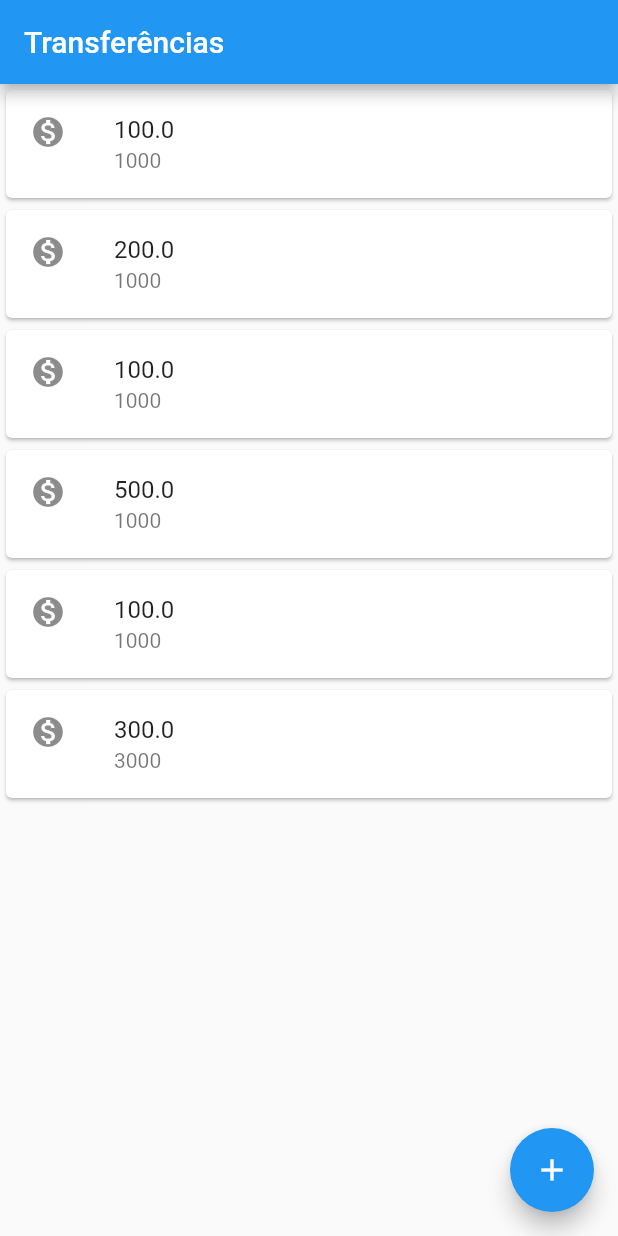
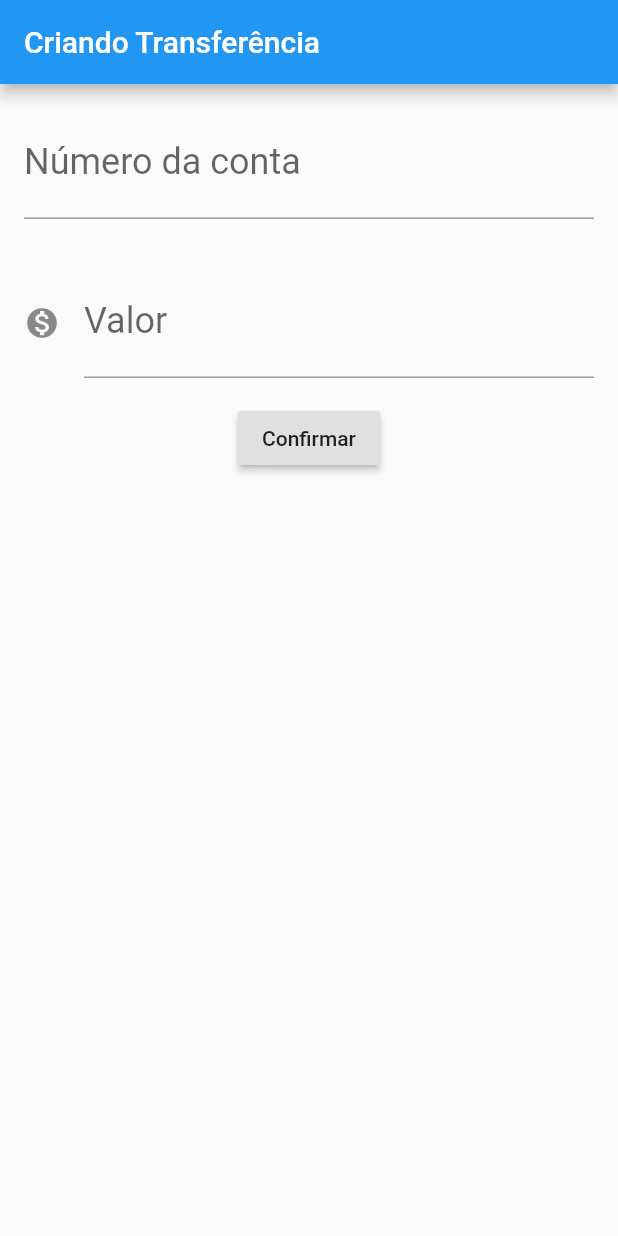
Before and after one commit to moganrz/bytebank, a Flutter app: the screen it shows after launch, on a phone screen of 412 x 824 dp. Run offline on Flutter 3.47's test engine with Material 2 defaults, Android fonts, the phone set to English and light mode, and no system bars.

Commit message:
Refatorando e criando tela de formulario

```diff
--- a/lib/main.dart
+++ b/lib/main.dart
@@ -1,31 +1,113 @@
 import 'package:flutter/material.dart';
 
-void main() => runApp(
-      MaterialApp(
+void main() => runApp(BytebankApp());
+
+class BytebankApp extends StatelessWidget {
+  @override
+  Widget build(BuildContext context) {
+    return MaterialApp(
       home: Scaffold(
-          body: ListaTransferencias(),
-          appBar: AppBar(
-            title: Text('Transferências'),
-          ),
-          floatingActionButton: FloatingActionButton(
-            child: Icon(Icons.add),
-            onPressed: () {},
-          ),
-        ),
+        body: FormularioTransferencia(),
       ),
     );
+  }
+}
+
+class FormularioTransferencia extends StatelessWidget {
+  final TextEditingController _controladorCampoNumeroConta =
+      TextEditingController();
+  final TextEditingController _controladorCampoValor = TextEditingController();
+
+  @override
+  Widget build(BuildContext context) {
+    return Scaffold(
+      appBar: AppBar(
+        title: Text('Criando Transferência'),
+      ),
+      body: Column(
+        children: <Widget>[
+          Editor(
+              controlador: _controladorCampoNumeroConta,
+              rotulo: 'Número da conta',
+              dica: '0000'),
+          Editor(
+            controlador: _controladorCampoValor,
+            rotulo: 'Valor',
+            dica: '0.00',
+            icone: Icons.monetization_on,
+          ),
+          RaisedButton(
+            child: Text('Confirmar'),
+            onPressed: () => _criaTransferencia(),
+          ),
+        ],
+      ),
+    );
+  }
+
+  void _criaTransferencia() {
+    final int numeroConta =
+        int.tryParse(_controladorCampoNumeroConta.text);
+    final double valor = double.tryParse(_controladorCampoValor.text);
+
+    if (numeroConta != null && valor != null) {
+      final transferencia = Transferencia(valor, numeroConta);
+      debugPrint('$transferencia');
+      // Scaffold.of(context).showSnackBar(
+      //   SnackBar(
+      //     content: Text('$transferencia'),
+      //   ),
+      // );
+    }
+  }
+}
+
+class Editor extends StatelessWidget {
+  final TextEditingController controlador;
+  final String rotulo;
+  final String dica;
+  final IconData icone;
+
+  const Editor({this.controlador, this.rotulo, this.dica, this.icone});
+
+  @override
+  Widget build(BuildContext context) {
+    return Padding(
+      padding: const EdgeInsets.all(16.0),
+      child: TextField(
+        controller: controlador,
+        style: TextStyle(fontSize: 24.0),
+        decoration: InputDecoration(
+          icon: icone != null ? Icon(icone) : null,
+          labelText: rotulo,
+          hintText: dica,
+        ),
+        keyboardType: TextInputType.number,
+      ),
+    );
+  }
+}
 
 class ListaTransferencias extends StatelessWidget {
   @override
   Widget build(BuildContext context) {
-    return Column(children: <Widget>[
+    return Scaffold(
+      appBar: AppBar(
+        title: Text('Transferências'),
+      ),
+      body: Column(children: <Widget>[
         ItemTransferencia(Transferencia(100, 1000)),
         ItemTransferencia(Transferencia(200, 1000)),
         ItemTransferencia(Transferencia(100, 1000)),
         ItemTransferencia(Transferencia(500, 1000)),
         ItemTransferencia(Transferencia(100, 1000)),
-      ItemTransferencia(Transferencia(300, 3000)),
-    ]);
+        ItemTransferencia(Transferencia(700, 3000)),
+      ]),
+      floatingActionButton: FloatingActionButton(
+        child: Icon(Icons.add),
+        onPressed: () {},
+      ),
+    );
   }
 }
 
@@ -52,4 +134,9 @@ class Transferencia {
   final int numeroConta;
 
   Transferencia(this.valor, this.numeroConta);
+
+  @override
+  String toString() {
+    return 'Transferencia{valor: $valor, numeroConta: $numeroConta}';
   }
+}
```
Lines whose indentation alone changed are shown as unchanged.
